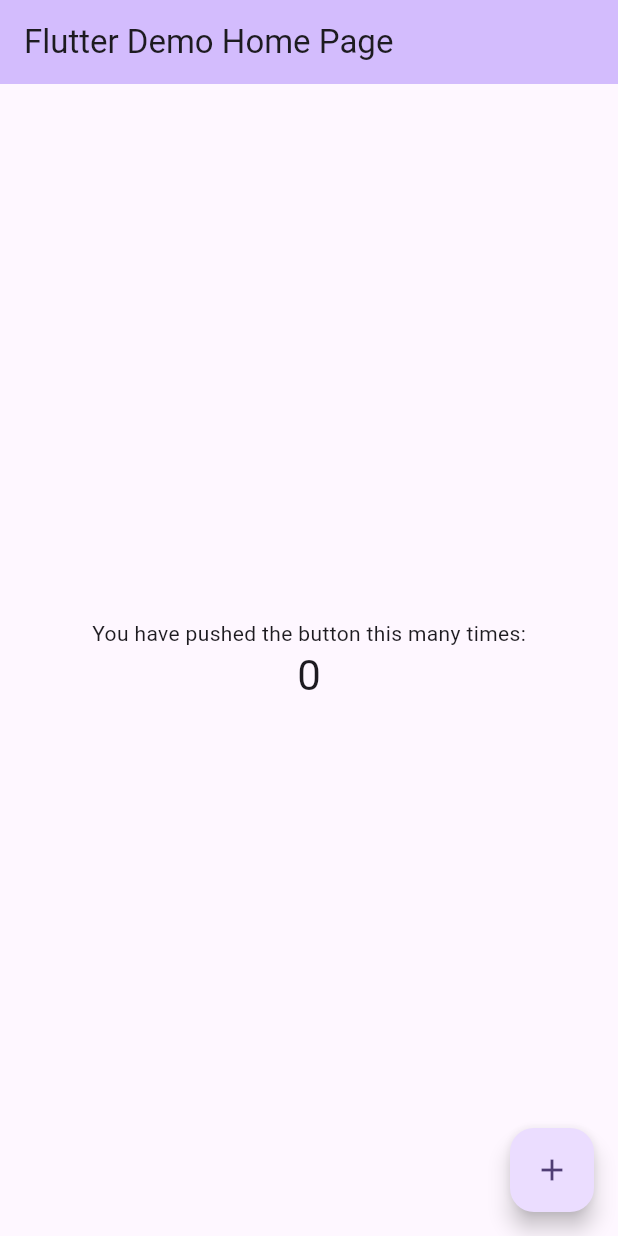
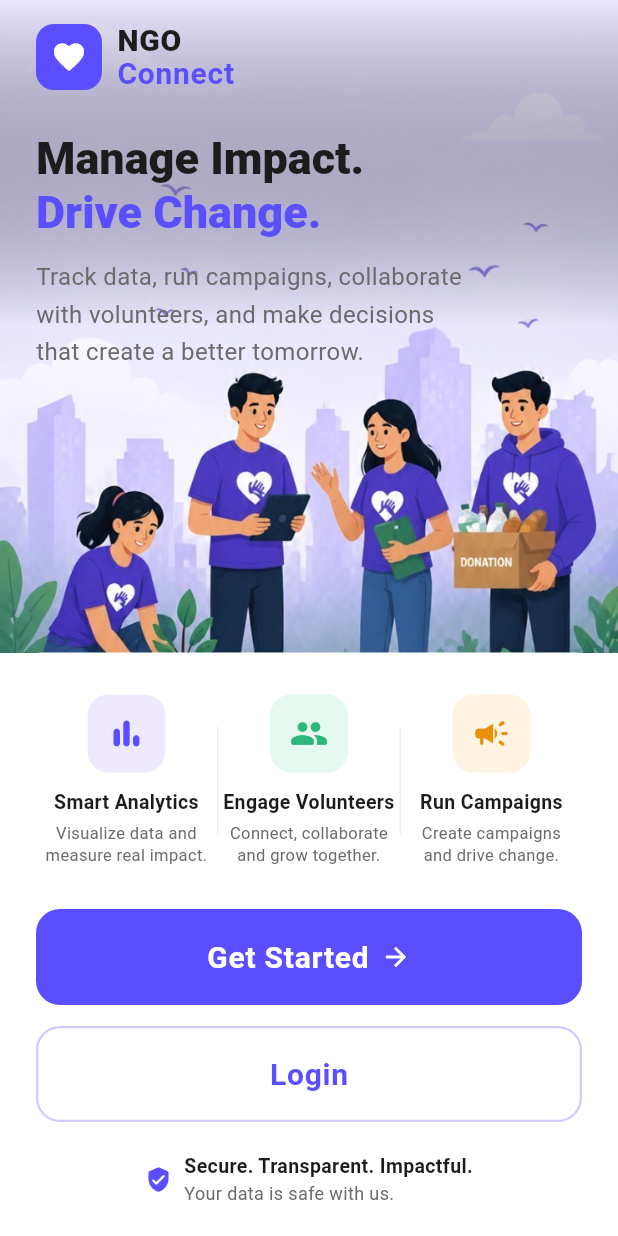
Before and after one commit to Sanidhya-06/Setuu, a Flutter app: the screen it shows after launch, on a phone screen of 412 x 824 dp. Run offline on Flutter 3.47's test engine with Material 3 defaults, Android fonts, the phone set to English and light mode, and no system bars; our stand-ins replace firebase_core; accounts and stored records are empty; Roboto replaces fonts that are missing (Rubik).

Commit message:
welcome screen added

```diff
--- /dev/null
+++ b/apps/setu_ngo/lib/core/theme/app_theme.dart
@@ -0,0 +1,143 @@
+import 'package:flutter/material.dart';
+
+class AppTheme {
+  // 🎨 COLORS
+  static const Color primaryColor = Color(0xFF5A4EFF);
+  static const Color secondaryColor = Color(0xFFEEA0FF);
+  static const Color accentGreen = Color(0xFFE2F4A6);
+  static const Color backgroundColor = Color(0xFFF5F5F5);
+  static const Color darkColor = Color(0xFF2E2E2E);
+  static const Color textPrimary = Color(0xFF1C1C1C);
+  static const Color textSecondary = Color(0xFF6B6B6B);
+  static const Color cardColor = Colors.white;
+
+  // 🌙 LIGHT THEME
+  static ThemeData lightTheme = ThemeData(
+    useMaterial3: true,
+    fontFamily: 'Rubik',
+    scaffoldBackgroundColor: backgroundColor,
+    colorScheme: const ColorScheme(
+      brightness: Brightness.light,
+      primary: primaryColor,
+      onPrimary: Colors.white,
+      secondary: secondaryColor,
+      onSecondary: Colors.white,
+      error: Colors.red,
+      onError: Colors.white,
+      surface: Colors.white,
+      onSurface: textPrimary,
+    ),
+
+    // 🔤 TEXT THEME
+    textTheme: const TextTheme(
+      headlineLarge: TextStyle(
+        fontSize: 40,
+        fontWeight: FontWeight.w700,
+        color: textPrimary,
+      ),
+      headlineMedium: TextStyle(
+        fontSize: 30,
+        fontWeight: FontWeight.w600,
+        color: textPrimary,
+      ),
+      bodyLarge: TextStyle(
+        fontSize: 20,
+        fontWeight: FontWeight.w400,
+        color: textPrimary,
+      ),
+      bodyMedium: TextStyle(
+        fontSize: 16,
+        color: textSecondary,
+      ),
+    ),
+
+    // 🔘 BUTTON THEME
+    elevatedButtonTheme: ElevatedButtonThemeData(
+      style: ElevatedButton.styleFrom(
+        backgroundColor: primaryColor,
+        foregroundColor: Colors.white,
+        elevation: 0,
+        padding: const EdgeInsets.symmetric(vertical: 16),
+        shape: RoundedRectangleBorder(
+          borderRadius: BorderRadius.circular(14),
+        ),
+        textStyle: const TextStyle(
+          fontSize: 16,
+          fontWeight: FontWeight.w600,
+        ),
+      ),
+    ),
+
+    // 🧾 INPUT FIELD THEME
+    inputDecorationTheme: InputDecorationTheme(
+      filled: true,
+      fillColor: Colors.white,
+      contentPadding: const EdgeInsets.symmetric(
+        horizontal: 16,
+        vertical: 14,
+      ),
+      border: OutlineInputBorder(
+        borderRadius: BorderRadius.circular(14),
+        borderSide: BorderSide.none,
+      ),
+      enabledBorder: OutlineInputBorder(
+        borderRadius: BorderRadius.circular(14),
+        borderSide: BorderSide.none,
+      ),
+      focusedBorder: OutlineInputBorder(
+        borderRadius: BorderRadius.circular(14),
+        borderSide: const BorderSide(
+          color: primaryColor,
+          width: 1.5,
+        ),
+      ),
+      hintStyle: const TextStyle(color: textSecondary),
+    ),
+
+    // 🧱 CARD THEME
+    cardTheme: CardThemeData(
+      color: cardColor,
+      elevation: 0,
+      shape: RoundedRectangleBorder(
+        borderRadius: BorderRadius.circular(18),
+      ),
+    ),
+
+    // 📍 APP BAR
+    appBarTheme: const AppBarTheme(
+      backgroundColor: Colors.transparent,
+      elevation: 0,
+      centerTitle: false,
+      iconTheme: IconThemeData(color: textPrimary),
+      titleTextStyle: TextStyle(
+        color: textPrimary,
+        fontSize: 18,
+        fontWeight: FontWeight.w600,
+      ),
+    ),
+
+    // 🔻 BOTTOM NAV BAR
+    bottomNavigationBarTheme: const BottomNavigationBarThemeData(
+      backgroundColor: Colors.white,
+      selectedItemColor: primaryColor,
+      unselectedItemColor: textSecondary,
+      elevation: 8,
+      type: BottomNavigationBarType.fixed,
+    ),
+
+    // 🎯 ICONS
+    iconTheme: const IconThemeData(
+      color: textPrimary,
+    ),
+  );
+
+  // 🌈 GRADIENT
+  static const LinearGradient primaryGradient = LinearGradient(
+    colors: [
+      Color(0xFF6A5BFF),
+      Color(0xFF5A4EFF),
+    ],
+    begin: Alignment.topLeft,
+    end: Alignment.bottomRight,
+  );
+}
--- a/apps/setu_ngo/lib/features/auth/screens/welcome_screen.dart
+++ b/apps/setu_ngo/lib/features/auth/screens/welcome_screen.dart
@@ -0,0 +1,356 @@
+import 'package:flutter/material.dart';
+import 'package:setu_ngo/core/theme/app_theme.dart';
+
+
+class WelcomeScreen extends StatelessWidget {
+  const WelcomeScreen({super.key});
+
+  @override
+  Widget build(BuildContext context) {
+    final theme = Theme.of(context);
+
+    return Scaffold(
+      backgroundColor: Colors.white,
+      body: Column(
+        children: [
+          // ── Top hero: full-bleed bg image with logo + headline overlaid ──
+          Expanded(
+            child: Stack(
+              fit: StackFit.expand,
+              children: [
+                // Background image covers the entire hero area
+                Image.asset(
+                  'assets/image/welcome.jpg',
+                  fit: BoxFit.cover,
+                  alignment: Alignment.center,
+                ),
+
+                // Soft top gradient so logo/text stays readable
+                DecoratedBox(
+                  decoration: BoxDecoration(
+                    gradient: LinearGradient(
+                      begin: Alignment.topCenter,
+                      end: Alignment.center,
+                      colors: [
+                        const Color(0xFFEDE9FF).withOpacity(0.93),
+                        Colors.transparent,
+                      ],
+                    ),
+                  ),
+                ),
+
+                // Logo + headline layered on top
+                SafeArea(
+                  bottom: false,
+                  child: Padding(
+                    padding: const EdgeInsets.fromLTRB(24, 16, 24, 0),
+                    child: Column(
+                      crossAxisAlignment: CrossAxisAlignment.start,
+                      children: [
+                        // ── Logo row ──
+                        Row(
+                          children: [
+                            Container(
+                              width: 44,
+                              height: 44,
+                              decoration: BoxDecoration(
+                                color: AppTheme.primaryColor,
+                                borderRadius: BorderRadius.circular(12),
+                              ),
+                              child: const Icon(
+                                Icons.favorite,
+                                color: Colors.white,
+                                size: 24,
+                              ),
+                            ),
+                            const SizedBox(width: 10),
+                            Column(
+                              crossAxisAlignment: CrossAxisAlignment.start,
+                              children: [
+                                Text(
+                                  'NGO',
+                                  style: theme.textTheme.bodyLarge?.copyWith(
+                                    fontWeight: FontWeight.w800,
+                                    color: AppTheme.textPrimary,
+                                    height: 1.1,
+                                  ),
+                                ),
+                                Text(
+                                  'Connect',
+                                  style: theme.textTheme.bodyLarge?.copyWith(
+                                    fontWeight: FontWeight.w700,
+                                    color: AppTheme.primaryColor,
+                                    height: 1.1,
+                                  ),
+                                ),
+                              ],
+                            ),
+                          ],
+                        ),
+
+                        const SizedBox(height: 28),
+
+                        // ── Headline ──
+                        Text(
+                          'Manage Impact.',
+                          style: theme.textTheme.headlineMedium?.copyWith(
+                            fontWeight: FontWeight.w800,
+                            color: AppTheme.textPrimary,
+                            height: 1.2,
+                          ),
+                        ),
+                        Text(
+                          'Drive Change.',
+                          style: theme.textTheme.headlineMedium?.copyWith(
+                            fontWeight: FontWeight.w800,
+                            color: AppTheme.primaryColor,
+                            height: 1.2,
+                          ),
+                        ),
+                        const SizedBox(height: 12),
+                        Text(
+                          'Track data, run campaigns, collaborate\n'
+                          'with volunteers, and make decisions\n'
+                          'that create a better tomorrow.',
+                          style: theme.textTheme.bodyMedium?.copyWith(
+                            color: AppTheme.textSecondary,
+                            height: 1.55,
+                          ),
+                        ),
+                      ],
+                    ),
+                  ),
+                ),
+              ],
+            ),
+          ),
+
+          // ── Bottom white card ──
+          Container(
+            width: double.infinity,
+            decoration: const BoxDecoration(
+              color: Colors.white,
+              borderRadius: BorderRadius.vertical(top: Radius.circular(28)),
+            ),
+            padding: EdgeInsets.fromLTRB(
+              24,
+              28,
+              24,
+              MediaQuery.of(context).padding.bottom + 20,
+            ),
+            child: Column(
+              mainAxisSize: MainAxisSize.min,
+              children: [
+                // ── Three feature tiles ──
+                Row(
+                  children: const [
+                    _FeatureTile(
+                      icon: Icons.bar_chart_rounded,
+                      iconBgColor: Color(0xFFEEE9FF),
+                      iconColor: AppTheme.primaryColor,
+                      title: 'Smart Analytics',
+                      subtitle: 'Visualize data and\nmeasure real impact.',
+                    ),
+                    _TileDivider(),
+                    _FeatureTile(
+                      icon: Icons.group_rounded,
+                      iconBgColor: Color(0xFFE6F9F0),
+                      iconColor: Color(0xFF2DB77B),
+                      title: 'Engage Volunteers',
+                      subtitle: 'Connect, collaborate\nand grow together.',
+                    ),
+                    _TileDivider(),
+                    _FeatureTile(
+                      icon: Icons.campaign_rounded,
+                      iconBgColor: Color(0xFFFFF3E2),
+                      iconColor: Color(0xFFE8900A),
+                      title: 'Run Campaigns',
+                      subtitle: 'Create campaigns\nand drive change.',
+                    ),
+                  ],
+                ),
+
+                const SizedBox(height: 28),
+
+                // ── Get Started → SignupStep1 ──
+                SizedBox(
+                  width: double.infinity,
+                  child: ElevatedButton(
+                    onPressed: () {
+                      // TODO: Replace with Navigator.push to SignupStep1Screen
+                      ScaffoldMessenger.of(context).showSnackBar(
+                        const SnackBar(content: Text('Sign up coming soon!')),
+                      );
+                    },
+                    style: ElevatedButton.styleFrom(
+                      backgroundColor: AppTheme.primaryColor,
+                      foregroundColor: Colors.white,
+                      padding: const EdgeInsets.symmetric(vertical: 17),
+                      shape: RoundedRectangleBorder(
+                        borderRadius: BorderRadius.circular(16),
+                      ),
+                      elevation: 0,
+                    ),
+                    child: Row(
+                      mainAxisAlignment: MainAxisAlignment.center,
+                      children: [
+                        Text(
+                          'Get Started',
+                          style: theme.textTheme.bodyLarge?.copyWith(
+                            color: Colors.white,
+                            fontWeight: FontWeight.w600,
+                          ),
+                        ),
+                        const SizedBox(width: 8),
+                        const Icon(Icons.arrow_forward, size: 20),
+                      ],
+                    ),
+                  ),
+                ),
+
+                const SizedBox(height: 14),
+
+                // ── Login → LoginScreen ──
+                SizedBox(
+                  width: double.infinity,
+                  child: OutlinedButton(
+                    onPressed: () {
+                      // TODO: Replace with Navigator.push to LoginScreen
+                      ScaffoldMessenger.of(context).showSnackBar(
+                        const SnackBar(content: Text('Login coming soon!')),
+                      );
+                    },
+                    style: OutlinedButton.styleFrom(
+                      foregroundColor: AppTheme.primaryColor,
+                      padding: const EdgeInsets.symmetric(vertical: 17),
+                      side: const BorderSide(
+                        color: Color(0xFFD0CAFF),
+                        width: 1.5,
+                      ),
+                      shape: RoundedRectangleBorder(
+                        borderRadius: BorderRadius.circular(16),
+                      ),
+                    ),
+                    child: Text(
+                      'Login',
+                      style: theme.textTheme.bodyLarge?.copyWith(
+                        color: AppTheme.primaryColor,
+                        fontWeight: FontWeight.w600,
+                      ),
+                    ),
+                  ),
+                ),
+
+                const SizedBox(height: 20),
+
+                // ── Trust badge ──
+                Row(
+                  mainAxisAlignment: MainAxisAlignment.center,
+                  children: [
+                    const Icon(
+                      Icons.verified_user_rounded,
+                      size: 18,
+                      color: AppTheme.primaryColor,
+                    ),
+                    const SizedBox(width: 8),
+                    Column(
+                      crossAxisAlignment: CrossAxisAlignment.start,
+                      children: [
+                        Text(
+                          'Secure. Transparent. Impactful.',
+                          style: theme.textTheme.bodyMedium?.copyWith(
+                            color: AppTheme.textPrimary,
+                            fontWeight: FontWeight.w600,
+                            fontSize: 13,
+                          ),
+                        ),
+                        Text(
+                          'Your data is safe with us.',
+                          style: theme.textTheme.bodyMedium?.copyWith(
+                            fontSize: 12,
+                            color: AppTheme.textSecondary,
+                          ),
+                        ),
+                      ],
+                    ),
+                  ],
+                ),
+              ],
+            ),
+          ),
+        ],
+      ),
+    );
+  }
+}
+
+// ── Feature tile widget ──
+class _FeatureTile extends StatelessWidget {
+  final IconData icon;
+  final Color iconBgColor;
+  final Color iconColor;
+  final String title;
+  final String subtitle;
+
+  const _FeatureTile({
+    required this.icon,
+    required this.iconBgColor,
+    required this.iconColor,
+    required this.title,
+    required this.subtitle,
+  });
+
+  @override
+  Widget build(BuildContext context) {
+    final theme = Theme.of(context);
+    return Expanded(
+      child: Column(
+        children: [
+          Container(
+            width: 52,
+            height: 52,
+            decoration: BoxDecoration(
+              color: iconBgColor,
+              borderRadius: BorderRadius.circular(14),
+            ),
+            child: Icon(icon, color: iconColor, size: 26),
+          ),
+          const SizedBox(height: 10),
+          Text(
+            title,
+            textAlign: TextAlign.center,
+            style: theme.textTheme.bodyMedium?.copyWith(
+              fontWeight: FontWeight.w700,
+              color: AppTheme.textPrimary,
+              fontSize: 13,
+            ),
+          ),
+          const SizedBox(height: 4),
+          Text(
+            subtitle,
+            textAlign: TextAlign.center,
+            style: theme.textTheme.bodyMedium?.copyWith(
+              fontSize: 11,
+              color: AppTheme.textSecondary,
+              height: 1.4,
+            ),
+          ),
+        ],
+      ),
+    );
+  }
+}
+
+// ── Thin vertical divider between tiles ──
+class _TileDivider extends StatelessWidget {
+  const _TileDivider();
+
+  @override
+  Widget build(BuildContext context) {
+    return Container(
+      width: 1,
+      height: 72,
+      color: const Color(0xFFEEEEEE),
+    );
+  }
+}
--- a/apps/setu_ngo/lib/main.dart
+++ b/apps/setu_ngo/lib/main.dart
@@ -1,4 +1,6 @@
 import 'package:flutter/material.dart';
+import 'package:setu_ngo/core/theme/app_theme.dart';
+import 'package:setu_ngo/features/auth/screens/welcome_screen.dart';
 
 void main() {
   runApp(const MyApp());
@@ -7,116 +9,13 @@ void main() {
 class MyApp extends StatelessWidget {
   const MyApp({super.key});
 
-  // This widget is the root of your application.
   @override
   Widget build(BuildContext context) {
     return MaterialApp(
-      title: 'Flutter Demo',
-      theme: ThemeData(
-        // This is the theme of your application.
-        //
-        // TRY THIS: Try running your application with "flutter run". You'll see
-        // the application has a purple toolbar. Then, without quitting the app,
-        // try changing the seedColor in the colorScheme below to Colors.green
-        // and then invoke "hot reload" (save your changes or press the "hot
-        // reload" button in a Flutter-supported IDE, or press "r" if you used
-        // the command line to start the app).
-        //
-        // Notice that the counter didn't reset back to zero; the application
-        // state is not lost during the reload. To reset the state, use hot
-        // restart instead.
-        //
-        // This works for code too, not just values: Most code changes can be
-        // tested with just a hot reload.
-        colorScheme: .fromSeed(seedColor: Colors.deepPurple),
-      ),
-      home: const MyHomePage(title: 'Flutter Demo Home Page'),
+      title: 'NGO Connect',
+      debugShowCheckedModeBanner: false,
+      theme: AppTheme.lightTheme,
+      home: const WelcomeScreen(),
     );
   }
 }
-
-class MyHomePage extends StatefulWidget {
-  const MyHomePage({super.key, required this.title});
-
-  // This widget is the home page of your application. It is stateful, meaning
-  // that it has a State object (defined below) that contains fields that affect
-  // how it looks.
-
-  // This class is the configuration for the state. It holds the values (in this
-  // case the title) provided by the parent (in this case the App widget) and
-  // used by the build method of the State. Fields in a Widget subclass are
-  // always marked "final".
-
-  final String title;
-
-  @override
-  State<MyHomePage> createState() => _MyHomePageState();
-}
-
-class _MyHomePageState extends State<MyHomePage> {
-  int _counter = 0;
-
-  void _incrementCounter() {
-    setState(() {
-      // This call to setState tells the Flutter framework that something has
-      // changed in this State, which causes it to rerun the build method below
-      // so that the display can reflect the updated values. If we changed
-      // _counter without calling setState(), then the build method would not be
-      // called again, and so nothing would appear to happen.
-      _counter++;
-    });
-  }
-
-  @override
-  Widget build(BuildContext context) {
-    // This method is rerun every time setState is called, for instance as done
-    // by the _incrementCounter method above.
-    //
-    // The Flutter framework has been optimized to make rerunning build methods
-    // fast, so that you can just rebuild anything that needs updating rather
-    // than having to individually change instances of widgets.
-    return Scaffold(
-      appBar: AppBar(
-        // TRY THIS: Try changing the color here to a specific color (to
-        // Colors.amber, perhaps?) and trigger a hot reload to see the AppBar
-        // change color while the other colors stay the same.
-        backgroundColor: Theme.of(context).colorScheme.inversePrimary,
-        // Here we take the value from the MyHomePage object that was created by
-        // the App.build method, and use it to set our appbar title.
-        title: Text(widget.title),
-      ),
-      body: Center(
-        // Center is a layout widget. It takes a single child and positions it
-        // in the middle of the parent.
-        child: Column(
-          // Column is also a layout widget. It takes a list of children and
-          // arranges them vertically. By default, it sizes itself to fit its
-          // children horizontally, and tries to be as tall as its parent.
-          //
-          // Column has various properties to control how it sizes itself and
-          // how it positions its children. Here we use mainAxisAlignment to
-          // center the children vertically; the main axis here is the vertical
-          // axis because Columns are vertical (the cross axis would be
-          // horizontal).
-          //
-          // TRY THIS: Invoke "debug painting" (choose the "Toggle Debug Paint"
-          // action in the IDE, or press "p" in the console), to see the
-          // wireframe for each widget.
-          mainAxisAlignment: .center,
-          children: [
-            const Text('You have pushed the button this many times:'),
-            Text(
-              '$_counter',
-              style: Theme.of(context).textTheme.headlineMedium,
-            ),
-          ],
-        ),
-      ),
-      floatingActionButton: FloatingActionButton(
-        onPressed: _incrementCounter,
-        tooltip: 'Increment',
-        child: const Icon(Icons.add),
-      ),
-    );
-  }
-}
--- a/apps/setu_ngo/pubspec.yaml
+++ b/apps/setu_ngo/pubspec.yaml
@@ -89,3 +89,7 @@ flutter:
   #
   # For details regarding fonts from package dependencies,
   # see https://flutter.dev/to/font-from-package
+
+
+  assets:
+    - assets/image/welcome.jpg
```
Also changed, not shown: apps/setu_ngo/assets/image/welcome.jpg (added), apps/setu_ngo/pubspec.lock.
